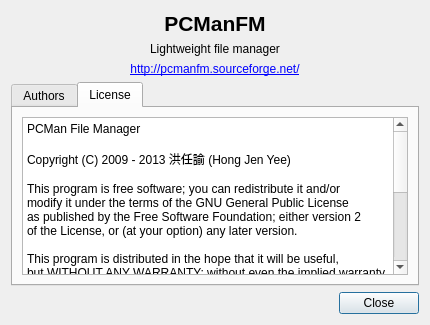
Above: pcmanfm/about.ui from lxqt/pcmanfm-qt before the change. Below: the same form after it.
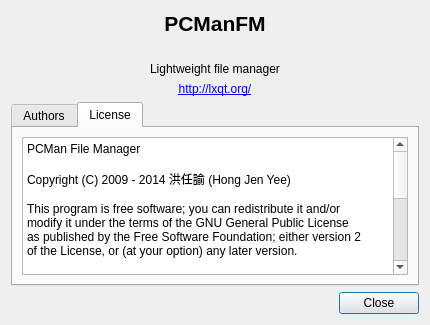
That is the form after the change. The open tabs and pages were chosen to show the change. Icons and pictures are not drawn.

Commit message: Change version number to 0.8 and update the info in the about dialog.

Patch:
```diff
--- a/pcmanfm/about.ui
+++ b/pcmanfm/about.ui
@@ -30,6 +30,16 @@
      </property>
     </widget>
    </item>
+   <item>
+    <widget class="QLabel" name="version">
+     <property name="text">
+      <string/>
+     </property>
+     <property name="alignment">
+      <set>Qt::AlignCenter</set>
+     </property>
+    </widget>
+   </item>
    <item>
     <widget class="QLabel" name="label_2">
      <property name="text">
@@ -43,7 +53,7 @@
    <item>
     <widget class="QLabel" name="label_3">
      <property name="text">
-      <string>&lt;html&gt;&lt;head/&gt;&lt;body&gt;&lt;p&gt;&lt;a href=&quot;http://pcmanfm.sourceforge.net/&quot;&gt;&lt;span style=&quot; text-decoration: underline; color:#0000ff;&quot;&gt;http://pcmanfm.sourceforge.net/&lt;/span&gt;&lt;/a&gt;&lt;/p&gt;&lt;/body&gt;&lt;/html&gt;</string>
+      <string>&lt;html&gt;&lt;head/&gt;&lt;body&gt;&lt;p&gt;&lt;a href=&quot;http://lxqt.org/&quot;&gt;&lt;span style=&quot; text-decoration: underline; color:#0000ff;&quot;&gt;http://lxqt.org/&lt;/span&gt;&lt;/a&gt;&lt;/p&gt;&lt;/body&gt;&lt;/html&gt;</string>
      </property>
      <property name="textFormat">
       <enum>Qt::RichText</enum>
@@ -96,7 +106,7 @@
          <property name="plainText">
           <string>PCMan File Manager
 
-Copyright (C) 2009 - 2013 洪任諭 (Hong Jen Yee)
+Copyright (C) 2009 - 2014 洪任諭 (Hong Jen Yee)
 
 This program is free software; you can redistribute it and/or
 modify it under the terms of the GNU General Public License
```
Left out of the diff: 4 changed lines with no effect on the pictures. The commit also changes 8 other files.
